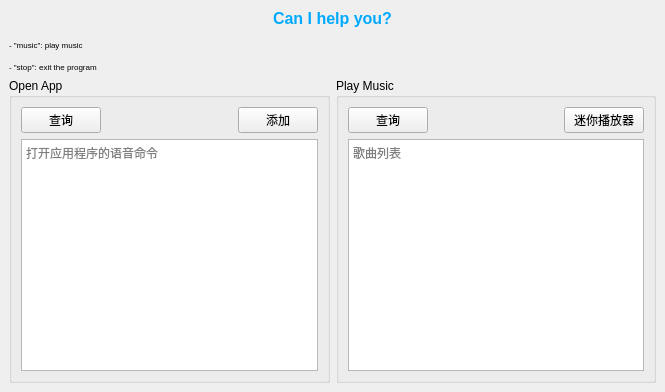
First picture: the form in ui/main.ui, repository lif314/Google-Speech-Recognition-Assistant, before the edit.
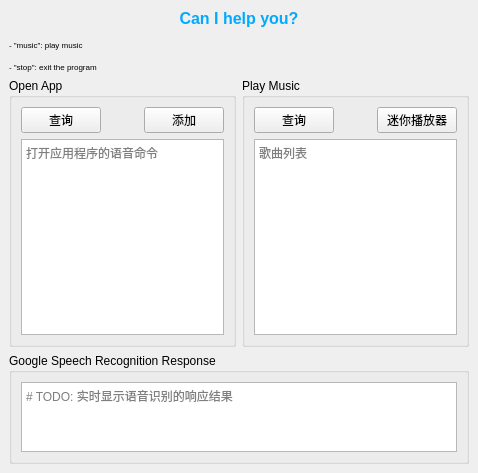
Second picture: the form after the edit.

Commit message: #TODO：实时响应

Diff of the .ui file:
```diff
--- a/ui/main.ui
+++ b/ui/main.ui
@@ -6,8 +6,8 @@
    <rect>
     <x>0</x>
     <y>0</y>
-    <width>665</width>
-    <height>392</height>
+    <width>478</width>
+    <height>473</height>
    </rect>
   </property>
   <property name="windowTitle">
@@ -20,7 +20,7 @@
    <bool>true</bool>
   </property>
   <widget class="QWidget" name="centralwidget">
-   <layout class="QGridLayout" name="gridLayout">
+   <layout class="QGridLayout" name="gridLayout" rowstretch="1,6,1" rowminimumheight="0,0,0">
     <item row="0" column="0">
      <widget class="QLabel" name="label">
       <property name="text">
@@ -133,6 +133,22 @@
       </item>
      </layout>
     </item>
+    <item row="2" column="0">
+     <widget class="QGroupBox" name="groupBox_3">
+      <property name="title">
+       <string>Google Speech Recognition Response</string>
+      </property>
+      <layout class="QHBoxLayout" name="horizontalLayout_5">
+       <item>
+        <widget class="QPlainTextEdit" name="respTextEdit">
+         <property name="placeholderText">
+          <string># TODO: 实时显示语音识别的响应结果</string>
+         </property>
+        </widget>
+       </item>
+      </layout>
+     </widget>
+    </item>
    </layout>
   </widget>
  </widget>
```
The commit also changes 3 other files.
